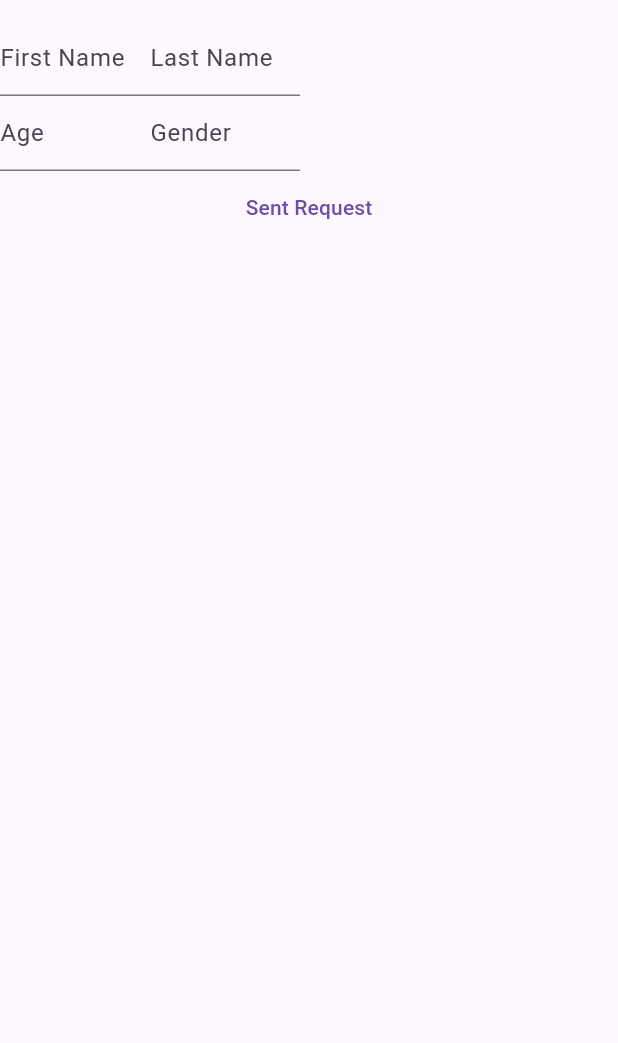
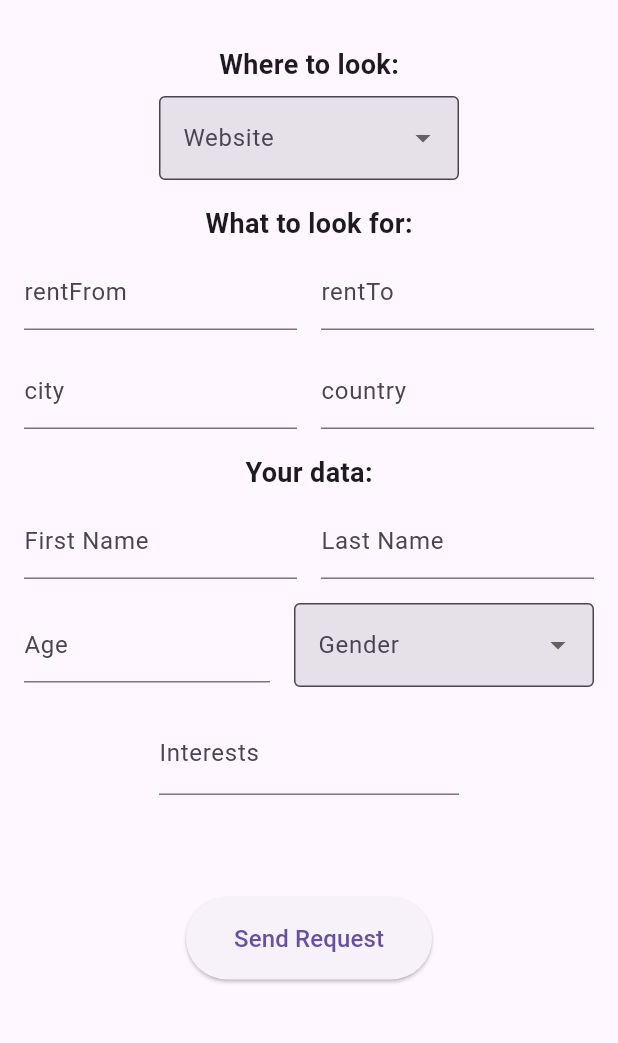
Before and after one commit to Franulo/Hackathon, a Flutter app: the screen it shows after launch, on a phone screen of 412 x 824 dp, the part 63-1106 px from its top. Run offline on Flutter 3.47's test engine with Material 3 defaults, Android fonts, the light colour scheme and no system bars.

Commit message:
Update Frontend

```diff
--- a/frontend/lib/homepage.dart
+++ b/frontend/lib/homepage.dart
@@ -11,18 +11,20 @@ class Homepage extends StatefulWidget {
 }
 
 class _HomepageState extends State<Homepage> {
-  // void sentRequest() {
-  //   print("request sent from${firstName.textControl.text}");
-  // }
-
   void sentRequest() async {
     final url = Uri.parse('http://10.1.2.45:8000/search'); // change to FastAPI
 
     final body = {
+      "website": selectedWebsite ?? 'Flatfox',
+      "rentFrom": rentFrom.textControl.text,
+      "rentTo": rentTo.textControl.text,
+      "city": city.textControl.text,
+      "country": country.textControl.text,
+
       "first_name": firstName.textControl.text,
       "last_name": lastName.textControl.text,
       "age": int.parse(age.textControl.text),
-      "gender": gender.textControl.text,
+      "gender": selectedGender ?? 'Male',
     };
 
     try {
@@ -38,21 +40,142 @@ class _HomepageState extends State<Homepage> {
     }
   }
 
+  Inputfield rentFrom = Inputfield(type: 'rentFrom', width: 100, heigth: 50);
+  Inputfield rentTo = Inputfield(type: 'rentTo', width: 100, heigth: 50);
+  Inputfield city = Inputfield(type: 'city', width: 100, heigth: 50);
+  Inputfield country = Inputfield(type: 'country', width: 100, heigth: 50);
+
   Inputfield firstName = Inputfield(type: 'First Name', width: 100, heigth: 50);
   Inputfield lastName = Inputfield(type: 'Last Name', width: 100, heigth: 50);
   Inputfield age = Inputfield(type: 'Age', width: 100, heigth: 50);
-  Inputfield gender = Inputfield(type: 'Gender', width: 100, heigth: 50);
+  Inputfield interests = Inputfield(type: 'Interests', width: 200, heigth: 100);
 
+  String? selectedWebsite;
+  String? selectedGender;
   @override
   Widget build(BuildContext context) {
     return Scaffold(
       appBar: AppBar(title: Text('Front')),
-      body: Column(
-        children: [
-          Row(children: [firstName, lastName]),
-          Row(children: [age, gender]),
-          TextButton(onPressed: sentRequest, child: Text("Sent Request")),
-        ],
+      body: SingleChildScrollView(
+        // Added for scrollable content
+        padding: EdgeInsets.all(16), // Added padding
+        child: Column(
+          mainAxisAlignment: MainAxisAlignment.center,
+          crossAxisAlignment: CrossAxisAlignment.center,
+          children: [
+            Text(
+              "Where to look:",
+              style: TextStyle(fontSize: 18, fontWeight: FontWeight.bold),
+            ),
+            SizedBox(height: 8),
+            Container(
+              width: 200, // Increased width
+              child: DropdownButtonFormField<String>(
+                decoration: InputDecoration(
+                  labelText: 'Website',
+                  border: OutlineInputBorder(),
+                  filled: true,
+                ),
+                value: selectedWebsite, // Changed from selectedGender
+                items:
+                    ['Flatfox', 'Wg Gesucht']
+                        .map(
+                          (website) => DropdownMenuItem(
+                            value: website,
+                            child: Text(website),
+                          ),
+                        )
+                        .toList(),
+                onChanged: (value) {
+                  setState(() {
+                    selectedWebsite = value; // Changed from selectedGender
+                  });
+                },
+              ),
+            ),
+            SizedBox(height: 16),
+            Text(
+              "What to look for:",
+              style: TextStyle(fontSize: 18, fontWeight: FontWeight.bold),
+            ),
+            SizedBox(height: 8),
+            Row(
+              mainAxisAlignment: MainAxisAlignment.center,
+              children: [
+                Expanded(child: rentFrom), // Made responsive
+                SizedBox(width: 16),
+                Expanded(child: rentTo),
+              ],
+            ),
+            SizedBox(height: 16),
+            Row(
+              mainAxisAlignment: MainAxisAlignment.center,
+              children: [
+                Expanded(child: city),
+                SizedBox(width: 16),
+                Expanded(child: country),
+              ],
+            ),
+            SizedBox(height: 16),
+            Text(
+              "Your data:",
+              style: TextStyle(fontSize: 18, fontWeight: FontWeight.bold),
+            ),
+            SizedBox(height: 8),
+            Row(
+              mainAxisAlignment: MainAxisAlignment.center,
+              children: [
+                Expanded(child: firstName),
+                SizedBox(width: 16),
+                Expanded(child: lastName),
+              ],
+            ),
+            SizedBox(height: 16),
+            Row(
+              mainAxisAlignment: MainAxisAlignment.center,
+              children: [
+                Expanded(child: age),
+                SizedBox(width: 16),
+                Container(
+                  width: 200,
+                  child: DropdownButtonFormField<String>(
+                    decoration: InputDecoration(
+                      labelText: 'Gender',
+                      border: OutlineInputBorder(),
+                      filled: true,
+                    ),
+                    value: selectedGender,
+                    items:
+                        ['Male', 'Female', 'Other']
+                            .map(
+                              (gender) => DropdownMenuItem(
+                                value: gender,
+                                child: Text(gender),
+                              ),
+                            )
+                            .toList(),
+                    onChanged: (value) {
+                      setState(() {
+                        selectedGender = value;
+                      });
+                    },
+                  ),
+                ),
+              ],
+            ),
+            SizedBox(height: 16),
+            interests,
+            SizedBox(height: 24),
+            ElevatedButton(
+              // Changed from TextButton for better visibility
+              onPressed: sentRequest,
+              style: ElevatedButton.styleFrom(
+                padding: EdgeInsets.symmetric(horizontal: 32, vertical: 16),
+              ),
+              child: Text("Send Request", style: TextStyle(fontSize: 16)),
+            ),
+          ],
+        ),
       ),
     );
   }
```
